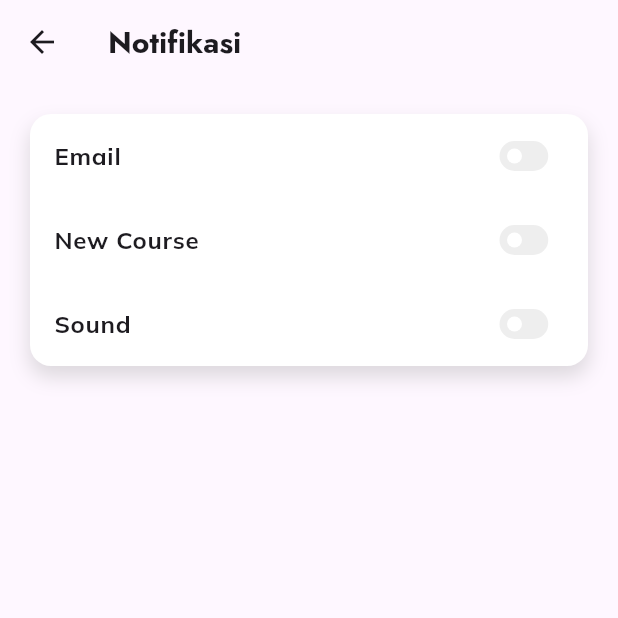
After one commit to alfathdirk/haleyora-elearning, a Flutter app: the NotificationSetting screen opened by its route, on a phone screen of 412 x 824 dp, the top half of it. The commit adds this screen. Run offline on Flutter 3.47's test engine with Material 3 defaults, Android fonts, the phone set to English and light mode, and no system bars; our stand-ins replace curved_navigation_bar, fl_chart, get, google_fonts, url_strategy, video_player; network calls fail.

Commit message:
add switch

```diff
--- a/lib/main.dart
+++ b/lib/main.dart
@@ -20,6 +20,7 @@ class MyApp extends StatelessWidget {
         primarySwatch: Colors.blue,
       ),
       initialRoute: Routes.loginPage,
+      defaultTransition: Transition.rightToLeft,
       getPages: pages,
       debugShowCheckedModeBanner: false,
     );
--- a/lib/pages/dashboard/home_page.dart
+++ b/lib/pages/dashboard/home_page.dart
@@ -64,7 +64,7 @@ class HomePage extends StatelessWidget {
                           iconSize: 24,
                           icon: const Icon(Icons.notifications_active_outlined),
                           onPressed: () {
-                            Get.snackbar("Hello", "This is a message");
+                            Get.toNamed("/notification");
                           },
                         ),
                       ],
--- a/lib/pages/dashboard/profile.dart
+++ b/lib/pages/dashboard/profile.dart
@@ -1,4 +1,5 @@
 import 'package:flutter/material.dart';
+import 'package:get/get.dart';
 import 'package:google_fonts/google_fonts.dart';
 import 'package:haleyora/widget/card.dart';
 
@@ -9,6 +10,7 @@ class ProfilePage extends StatelessWidget {
   Widget build(BuildContext context) {
     return Scaffold(
         appBar: AppBar(
+          automaticallyImplyLeading: false,
           title: Text('Profile',
               style:
                   GoogleFonts.jost(fontSize: 20, fontWeight: FontWeight.bold)),
@@ -61,6 +63,10 @@ class ProfilePage extends StatelessWidget {
                                 style: GoogleFonts.mulish(
                                     fontSize: 16, fontWeight: FontWeight.bold)),
                             trailing: Icon(Icons.chevron_right),
+                            onTap: () {
+                              // navigate to edit profile page
+                              Get.toNamed("/form-profile");
+                            },
                           ),
                           ListTile(
                             leading: Icon(Icons.shield_moon_outlined),
--- /dev/null
+++ b/lib/pages/notification/settings.dart
@@ -0,0 +1,86 @@
+import 'package:flutter/material.dart';
+import 'package:get/get.dart';
+import 'package:google_fonts/google_fonts.dart';
+import 'package:haleyora/widget/card.dart';
+import 'package:haleyora/widget/switch.dart';
+
+class NotificationSetting extends StatelessWidget {
+  const NotificationSetting({Key? key}) : super(key: key);
+
+  @override
+  Widget build(BuildContext context) {
+    return Scaffold(
+        appBar: AppBar(
+          leading: IconButton(
+            icon: Icon(Icons.arrow_back),
+            onPressed: () {
+              Navigator.pop(context);
+            },
+          ),
+          title: Text('Notifikasi',
+              style:
+                  GoogleFonts.jost(fontSize: 20, fontWeight: FontWeight.bold)),
+        ),
+        body: SingleChildScrollView(
+          child: Center(
+            child: Column(
+              mainAxisAlignment: MainAxisAlignment.center,
+              children: [
+                Padding(
+                  padding: EdgeInsets.all(20.0),
+                  child: CustomCard(
+                    // label with icon and arrow right icon
+                    child: Padding(
+                      padding: EdgeInsets.all(0),
+                      child: ListBody(
+                        children: [
+                          ListTile(
+                            title: Text('Email',
+                                style: GoogleFonts.mulish(
+                                    fontSize: 16, fontWeight: FontWeight.bold)),
+                            trailing: SwitchCustom(
+                              value: false,
+                              onChanged: (value) {},
+                            ),
+                            onTap: () {
+                              // navigate to edit profile page
+                              Get.toNamed("/form-profile");
+                            },
+                          ),
+                          ListTile(
+                            title: Text('New Course',
+                                style: GoogleFonts.mulish(
+                                    fontSize: 16, fontWeight: FontWeight.bold)),
+                            trailing: SwitchCustom(
+                              value: false,
+                              onChanged: (value) {},
+                            ),
+                            onTap: () {
+                              // navigate to edit profile page
+                              Get.toNamed("/form-profile");
+                            },
+                          ),
+                          ListTile(
+                            title: Text('Sound',
+                                style: GoogleFonts.mulish(
+                                    fontSize: 16, fontWeight: FontWeight.bold)),
+                            trailing: SwitchCustom(
+                              value: false,
+                              onChanged: (value) {},
+                            ),
+                            onTap: () {
+                              // navigate to edit profile page
+                              Get.toNamed("/form-profile");
+                            },
+                          ),
+                        ],
+                      ),
+                    ),
+                  ),
+                )
+              ],
+            ),
+          ),
+        ));
+  }
+}
--- a/lib/router.dart
+++ b/lib/router.dart
@@ -1,7 +1,12 @@
 import 'package:haleyora/pages/course/detail.dart';
 import 'package:haleyora/pages/course/video_course.dart';
 import 'package:haleyora/pages/home.dart';
+import 'package:haleyora/pages/notification/detail.dart';
+import 'package:haleyora/pages/notification/list.dart';
+import 'package:haleyora/pages/notification/settings.dart';
+import 'package:haleyora/pages/profile/form.dart';
 import 'package:haleyora/pages/quiz/quiz.dart';
+import 'package:haleyora/pages/sector/list.dart';
 import 'pages/auth/login.dart';
 import 'package:get/get.dart';
 
@@ -13,6 +18,11 @@ class Routes {
   static String courseDetail = "/course-detail";
   static String videoPlayer = "/video-player";
   static String quizPage = "/quiz";
+  static String listSector = "/list-sector";
+  static String notificationList = "/notification";
+  static String notificationDetail = "/notification-detail";
+  static String formProfile = "/form-profile";
+  static String notificationSetting = "/notification-setting";
 }
 
 /// assign this list variable into your GetMaterialApp as the value of getPages parameter.
@@ -38,4 +48,24 @@ final pages = [
     name: Routes.quizPage,
     page: () => const QuizPage(),
   ),
+  GetPage(
+    name: Routes.listSector,
+    page: () => const ListSector(),
+  ),
+  GetPage(
+    name: Routes.notificationList,
+    page: () => const NotificationList(),
+  ),
+  GetPage(
+    name: Routes.notificationSetting,
+    page: () => const NotificationSetting(),
+  ),
+  GetPage(
+    name: Routes.notificationDetail,
+    page: () => const DetailPage(),
+  ),
+  GetPage(
+    name: Routes.formProfile,
+    page: () => EditProfileForm(),
+  ),
 ];
--- a/lib/widget/card.dart
+++ b/lib/widget/card.dart
@@ -5,9 +5,15 @@ class CustomCard extends StatelessWidget {
   final double? width;
   final double? height;
   final double? radius;
+  final Color? color;
 
   const CustomCard(
-      {Key? key, required this.child, this.height, this.width, this.radius})
+      {Key? key,
+      required this.child,
+      this.height,
+      this.width,
+      this.radius,
+      this.color})
       : super(key: key);
 
   @override
@@ -16,7 +22,7 @@ class CustomCard extends StatelessWidget {
       width: width,
       height: height,
       decoration: BoxDecoration(
-        color: Colors.white,
+        color: color ?? Colors.white,
         borderRadius: BorderRadius.circular(radius ?? 14),
         boxShadow: const [
           BoxShadow(
--- /dev/null
+++ b/lib/widget/switch.dart
@@ -0,0 +1,28 @@
+import 'package:flutter/material.dart';
+import 'package:haleyora/constants.dart';
+
+class SwitchCustom extends StatelessWidget {
+  final bool value;
+  final ValueChanged<bool> onChanged;
+  const SwitchCustom({Key? key, required this.value, required this.onChanged})
+      : super(key: key);
+
+  @override
+  Widget build(BuildContext context) {
+    return SizedBox(
+      height: 30,
+      child: FittedBox(
+        fit: BoxFit.fill,
+        child: Switch(
+          trackOutlineColor: MaterialStateProperty.all(Colors.transparent),
+          trackColor: MaterialStateProperty.all(Colors.grey[200]),
+          thumbColor: MaterialStateProperty.all(Colors.white),
+          // This bool value toggles the switch.
+          value: value,
+          activeColor: primaryColor,
+          onChanged: onChanged,
+        ),
+      ),
+    );
+  }
+}
--- a/lib/widget/text_input.dart
+++ b/lib/widget/text_input.dart
@@ -23,6 +23,7 @@ class TextFieldWithBoxShadow extends StatelessWidget {
   @override
   Widget build(BuildContext context) {
     return Container(
+      height: 48,
       decoration: const BoxDecoration(
         boxShadow: [
           BoxShadow(
--- a/pubspec.yaml
+++ b/pubspec.yaml
@@ -43,6 +43,10 @@ dependencies:
   flutter_staggered_grid_view: ^0.7.0
   fl_chart: ^0.66.2
   video_player: ^2.8.3
+  dio: ^5.4.1
+  file_picker: ^6.2.0
+  shared_preferences: ^2.2.2
+  syncfusion_flutter_datepicker: ^25.1.35
 
 dev_dependencies:
   flutter_test:
```
Also changed, not shown: lib/pages/dashboard/achievment_page.dart (+9 -8 lines), lib/pages/notification/detail.dart (added, +23 -0 lines), lib/pages/notification/list.dart (added, +44 -0 lines), lib/pages/profile/form.dart (added, +155 -0 lines), lib/pages/quiz/quiz.dart (+84 -29 lines), lib/pages/sector/list.dart (added, +66 -0 lines), lib/widget/dropdown.dart (added, +62 -0 lines), pubspec.lock, 1 other file.
